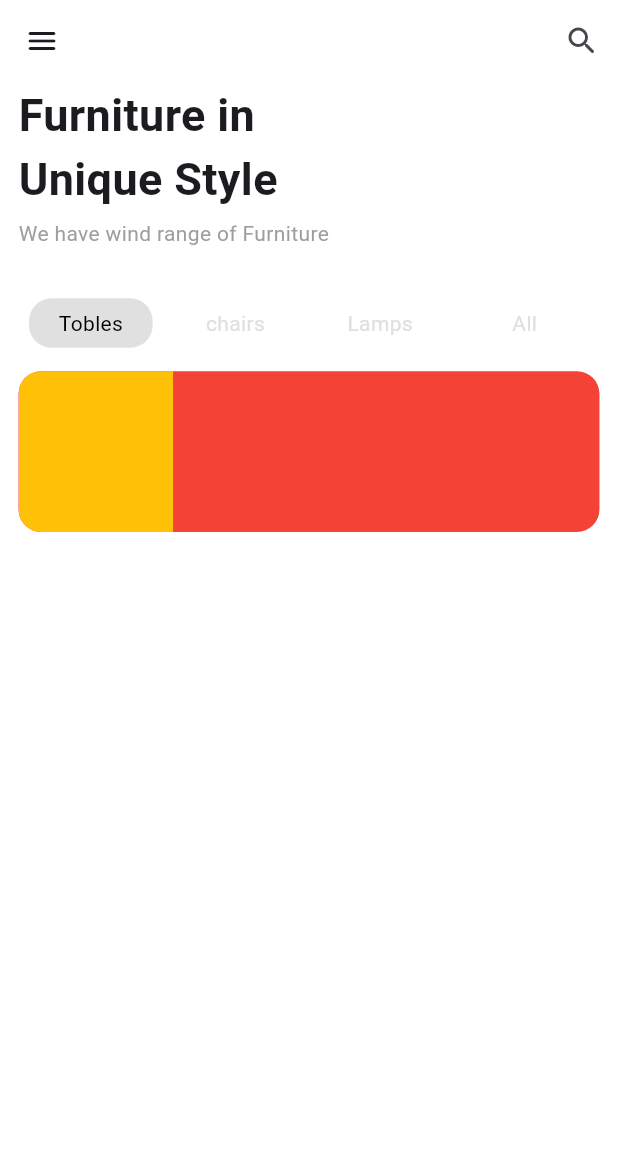
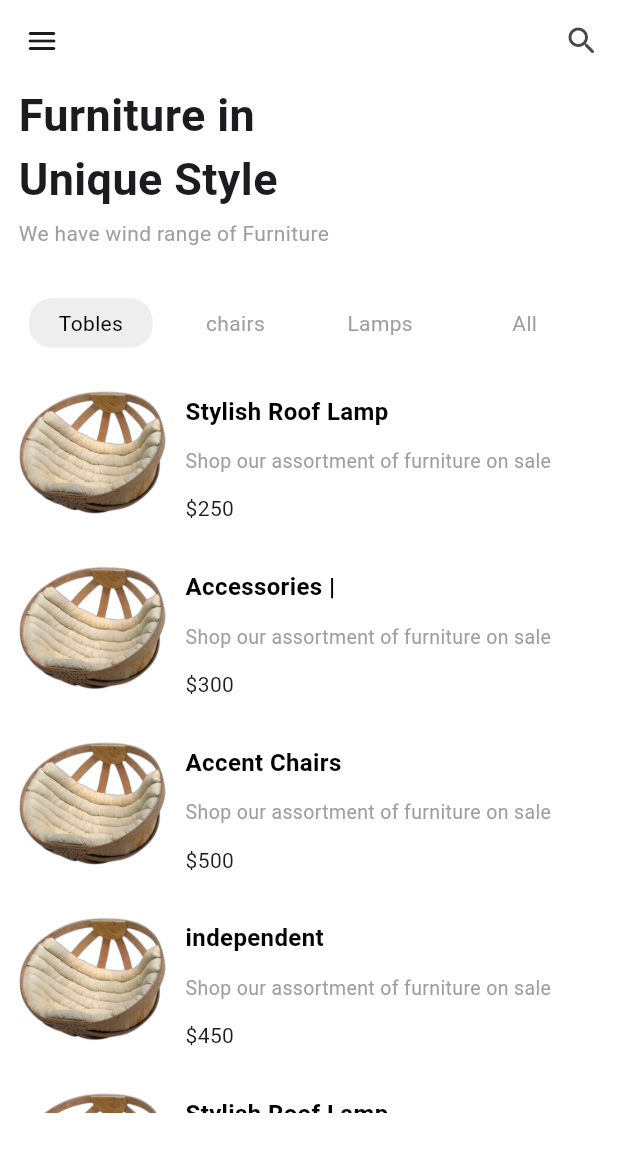
Before and after one commit to mrwan-1/Furniture_store, a Flutter app: the screen it shows after launch, on a phone screen of 412 x 824 dp. Shown: the top 1152 px of the screen. Run offline on Flutter 3.47's test engine with Material 2 defaults, Android fonts, the phone set to English and light mode, and no system bars; drawn by our look-alikes of flutter_slidable.

Commit message:
Complete building the home

```diff
--- a/lib/data/data_furniture.dart
+++ b/lib/data/data_furniture.dart
@@ -1,59 +1,67 @@
 import 'package:flutter_application_1/model/show_model.dart';
 
-List<ShowModel> furniture = [
+final List<ShowModel> furniture = [
   ShowModel(
-      name: 'Stylish Roof Lamp',
-      imageUrl: 'imageUrl',
+      title: 'Stylish Roof Lamp',
+      imageUrl: 'assets/images/basket.png',
       price: 250,
       model:
           'Shop our assortment of furniture on sale and small space decor on sale at Urban Outfitters',
-      id: 1),
+      id: 1,
+      subTitle: 'Shop our assortment of furniture on sale'),
   ShowModel(
-      name: 'Accessories | ',
-      imageUrl: 'imageUrl',
+      title: 'Accessories | ',
+      imageUrl: 'assets/images/basket.png',
       price: 300,
       model:
           'Shop our assortment of furniture on sale and small space decor on sale at Urban Outfitters'
           ' Complete your space with deals on couches, side tables, and more.'
           ' Sign up for UO Rewards and get 10% off your next purchase.',
+      subTitle: 'Shop our assortment of furniture on sale',
       id: 2),
   ShowModel(
-      name: 'Accent Chairs',
-      imageUrl: 'imageUrl',
+      title: 'Accent Chairs',
+      subTitle: 'Shop our assortment of furniture on sale',
+      imageUrl: 'assets/images/basket.png',
       price: 500,
       model:
           'Find Accent Chairs at Wayfair. Enjoy Free Shipping & browse our great selection of Accent Furniture, Wine Racks, Coat Racks & Umbrella Stands and more!',
       id: 3),
   ShowModel(
-      name: 'independent',
-      imageUrl: 'imageUrl',
+      subTitle: 'Shop our assortment of furniture on sale',
+      title: 'independent',
+      imageUrl: 'assets/images/basket.png',
       price: 450,
       model:
           'HAWKE & THORN HERMAN ARMCHAIR- MUSTARD ❤ liked on Polyvore featuring home, furniture, chairs, accent chairs, yellow, mustard yellow chair and mustard chair',
       id: 4),
   ShowModel(
-      name: 'Stylish Roof Lamp',
-      imageUrl: 'imageUrl',
+      subTitle: 'Shop our assortment of furniture on sale',
+      title: 'Stylish Roof Lamp',
+      imageUrl: 'assets/images/basket.png',
       price: 150,
       model:
           'Snake plant in a gray plant pot on a wooden cabinet mockup by Teddy about furniture, furniture png, interior, cabinet, and sideboard ',
       id: 5),
   ShowModel(
-      name: 'Stylish Roof Lamp',
-      imageUrl: 'imageUrl',
+      subTitle: 'Shop our assortment of furniture on sale',
+      title: 'Stylish Roof Lamp',
+      imageUrl: 'assets/images/basket.png',
       price: 650,
       model: 'sdf kjfsldkfj jkljfdsjf kdjsfj',
       id: 6),
   ShowModel(
-      name: 'Light Fixture Lamp Chandelier',
-      imageUrl: 'imageUrl',
+      subTitle: 'Shop our assortment of furniture on sale',
+      title: 'Light Fixture Lamp Chandelier',
+      imageUrl: 'assets/images/basket.png',
       price: 220,
       model:
           'December 31, 2018, 11:55 am by user: twistsave6 and is about Black, Creative Background, Creative Graphics, Creative Logo Design, Electric Light. It has a resolution ',
       id: 7),
   ShowModel(
-      name: 'natural raffia lighting',
-      imageUrl: 'imageUrl',
+      subTitle: 'Shop our assortment of furniture on sale',
+      title: 'natural raffia lighting',
+      imageUrl: 'assets/images/basket.png',
       price: 290,
       model:
           'Soleilchat Bamboo Wicker Braided Tower Pendant Light Fixture New Chinese Japanese Style Hang Lamp Villa Salon Restaurant Dining Table Room',
--- a/lib/main.dart
+++ b/lib/main.dart
@@ -1,4 +1,5 @@
 import 'package:flutter/material.dart';
+import 'package:flutter_application_1/test.dart';
 import 'package:flutter_application_1/view/screen/home/home.dart';
 
 main() => runApp(
--- a/lib/model/show_model.dart
+++ b/lib/model/show_model.dart
@@ -1,12 +1,14 @@
 class ShowModel {
-  final String name;
   final int id;
+  final String subTitle;
+  final String title;
   final String imageUrl;
   final int price;
   final String model;
 
   ShowModel({
-    required this.name,
+    required this.title,
+    required this.subTitle,
     required this.imageUrl,
     required this.price,
     required this.model,
--- /dev/null
+++ b/lib/test.dart
@@ -0,0 +1 @@
+//
--- a/lib/utils/config.dart
+++ b/lib/utils/config.dart
@@ -5,5 +5,5 @@ class AppConstantsColor {
   static const Color backgroundColor = Color(0xffEDE0D4);
   static const ColortextColor = Color(0xff0000);
   static const Color buttonColor = Color(0xff7F5539);
-  static const Color button2Color = Color(0xff9C6644);
+  static const Color button2Color = Color.fromARGB(255, 184, 128, 89);
 }
--- a/lib/view/screen/home/home.dart
+++ b/lib/view/screen/home/home.dart
@@ -1,7 +1,11 @@
+import 'dart:ui';
+
+import 'package:flutter/gestures.dart';
 import 'package:flutter/material.dart';
 import 'package:flutter_application_1/data/data_furniture.dart';
 import 'package:flutter_application_1/model/show_model.dart';
 import 'package:flutter_application_1/utils/config.dart';
+import 'package:flutter_slidable/flutter_slidable.dart';
 
 class Home extends StatefulWidget {
   const Home({super.key});
@@ -12,12 +16,12 @@ class Home extends StatefulWidget {
 
 class _HomeState extends State<Home> {
   int selectedIndexOfCategory = 0;
-
+  void Function(BuildContext)? onPressed;
   @override
   Widget build(BuildContext context) {
     Size size = MediaQuery.of(context).size;
     return Scaffold(
-      appBar: AppBarHome(),
+      appBar: const AppBarHome(),
       backgroundColor: Colors.white,
       body: SizedBox(
         width: size.width,
@@ -27,41 +31,117 @@ class _HomeState extends State<Home> {
           child: Column(
             crossAxisAlignment: CrossAxisAlignment.start,
             children: [
-              Text(
+              const Text(
                 'Furniture in \nUnique Style',
                 style: TextStyle(fontSize: 30, fontWeight: FontWeight.w600),
               ),
               SizedBox(
                 height: size.height * 0.006,
               ),
-              Text(
+              const Text(
                 'We have wind range of Furniture',
                 style: TextStyle(color: Colors.grey),
               ),
               _categoriesHome(size),
               Container(
                 width: size.width,
-                height: size.height * 0.13,
-                decoration: BoxDecoration(
-                    color: Colors.red, borderRadius: BorderRadius.circular(15)),
+                height: size.height * 0.60,
                 child: ListView.builder(
+                  physics: const BouncingScrollPhysics(),
                   itemCount: furniture.length,
                   itemBuilder: (context, index) {
                     ShowModel model = furniture[index];
-                    return Row(
+                    return Slidable(
+                      dragStartBehavior: DragStartBehavior.start,
+                      endActionPane: const ActionPane(
+                        motion: DrawerMotion(),
+                        children: [
+                          SlidableAction(
+                            borderRadius: BorderRadius.only(
+                                topLeft: Radius.circular(15),
+                                bottomLeft: Radius.circular(15),
+                                topRight: Radius.circular(15),
+                                bottomRight: Radius.circular(15)),
+                            // An action can be bigger than the others.
+                            onPressed: doNothing,
+                            backgroundColor: AppConstantsColor.buttonColor,
+                            foregroundColor: Colors.white,
+                            icon: Icons.favorite_border,
+                          ),
+                          SlidableAction(
+                            borderRadius: BorderRadius.only(
+                                topLeft: Radius.circular(15),
+                                bottomLeft: Radius.circular(15),
+                                topRight: Radius.circular(15),
+                                bottomRight: Radius.circular(15)),
+                            onPressed: doNothing,
+                            backgroundColor: AppConstantsColor.button2Color,
+                            foregroundColor: Colors.white,
+                            icon: Icons.shopping_cart_outlined,
+                          ),
+                        ],
+                      ),
+                      child: Container(
+                        margin:
+                            EdgeInsets.symmetric(vertical: size.height * 0.006),
+                        width: size.width,
+                        height: size.height * 0.13,
+                        decoration: BoxDecoration(
+                          // border: Border.all(width: 0.1, color: Colors.black),
+                          borderRadius: BorderRadius.circular(15),
+                          // color: AppConstantsColor.backgroundColor,
+                        ),
+                        child: Row(
                           children: [
                             Container(
                               width: size.width * 0.25,
                               height: size.height * 0.13,
                               decoration: const BoxDecoration(
-                              color: Colors.amber,
+                                // image: DecorationImage(image: FileImage(model.imageUrl)),
+                                // color: Colors.amber,
                                 borderRadius: BorderRadius.only(
                                     topLeft: Radius.circular(15),
-                                  bottomLeft: Radius.circular(15))
-                              // image: DecorationImage(image: )
+                                    bottomLeft: Radius.circular(15)),
+                              ),
+                              child: Image.asset(
+                                model.imageUrl,
+                                fit: BoxFit.cover,
+                                height: size.height * 0.001,
+                                width: size.width * 0.1,
+                              ),
+                            ),
+                            Container(
+                              margin: EdgeInsets.symmetric(
+                                  horizontal: size.width * 0.02),
+                              width: size.width * 0.60,
+                              height: size.height * 0.12,
+                              // color: Colors.pink,
+                              child: Column(
+                                crossAxisAlignment: CrossAxisAlignment.start,
+                                mainAxisAlignment:
+                                    MainAxisAlignment.spaceAround,
+                                children: [
+                                  Text(
+                                    model.title,
+                                    style: TextStyle(
+                                        fontWeight: FontWeight.w700,
+                                        color: Colors.black,
+                                        fontSize: 16),
+                                  ),
+                                  Text(
+                                    model.subTitle,
+                                    style: TextStyle(
+                                        fontSize: 13, color: Colors.grey[500]),
+                                  ),
+                                  Text(
+                                    '\$${model.price}',
+                                  )
+                                ],
                               ),
                             )
                           ],
+                        ),
+                      ),
                     );
                   },
                 ),
@@ -87,7 +167,7 @@ class _HomeState extends State<Home> {
         itemCount: categories.length,
         itemBuilder: (context, index) {
           return Padding(
-            padding: EdgeInsets.symmetric(horizontal: 7),
+            padding: const EdgeInsets.symmetric(horizontal: 7),
             child: GestureDetector(
               onTap: () {
                 setState(() {
@@ -95,21 +175,21 @@ class _HomeState extends State<Home> {
                 });
               },
               child: AnimatedContainer(
-                duration: Duration(milliseconds: 200),
+                duration: const Duration(milliseconds: 200),
                 margin: EdgeInsets.symmetric(vertical: size.height * 0.01),
                 width: size.width * 0.2,
                 alignment: Alignment.center,
                 decoration: BoxDecoration(
                     borderRadius: BorderRadius.circular(15),
                     color: selectedIndexOfCategory == index
-                        ? Colors.grey[300]
+                        ? Colors.grey[200]
                         : Colors.transparent),
                 child: Text(
                   categories[index],
                   style: TextStyle(
                       color: selectedIndexOfCategory == index
                           ? Colors.black
-                          : Colors.grey[300]),
+                          : Colors.grey[500]),
                 ),
               ),
             ),
@@ -129,10 +209,14 @@ class AppBarHome extends StatelessWidget implements PreferredSizeWidget {
   @override
   Widget build(BuildContext context) {
     return AppBar(
+      clipBehavior: Clip.none,
       backgroundColor: Colors.transparent,
       elevation: 0,
-      leading: IconButton(onPressed: () {}, icon: Icon(Icons.menu_rounded)),
-      actions: [IconButton(onPressed: () {}, icon: Icon(Icons.search_rounded))],
+      leading:
+          IconButton(onPressed: () {}, icon: const Icon(Icons.menu_rounded)),
+      actions: [
+        IconButton(onPressed: () {}, icon: const Icon(Icons.search_rounded))
+      ],
     );
   }
 
@@ -140,3 +224,27 @@ class AppBarHome extends StatelessWidget implements PreferredSizeWidget {
   // TODO: implement preferredSize
   Size get preferredSize => const Size.fromHeight(55);
 }
+
+void doNothing(BuildContext context) {}
+
+class MyCustomClipPath extends CustomClipper<Path> {
+  @override
+  Path getClip(Size size) {
+    double w = size.width;
+    double h = size.height;
+    final path = Path();
+    path.lineTo(0, 0);
+    path.quadraticBezierTo(w / 2, h * 0.5, 0, h);
+
+    // path.lineTo(0, h);
+    path.lineTo(w, h);
+    path.lineTo(w, 0);
+    path.close();
+    return path;
+  }
+
+  @override
+  bool shouldReclip(CustomClipper<Path> oldClipper) {
+    return false;
+  }
+}
--- a/pubspec.yaml
+++ b/pubspec.yaml
@@ -35,6 +35,7 @@ dependencies:
   # The following adds the Cupertino Icons font to your application.
   # Use with the CupertinoIcons class for iOS style icons.
   cupertino_icons: ^1.0.2
+  flutter_slidable: ^3.0.1
 
 dev_dependencies:
   flutter_test:
```
Also changed, not shown: lib/bottom_Navigation_Bar.dart (added, +102 -0 lines), pubspec.lock. Lines whose indentation alone changed are shown as unchanged.
